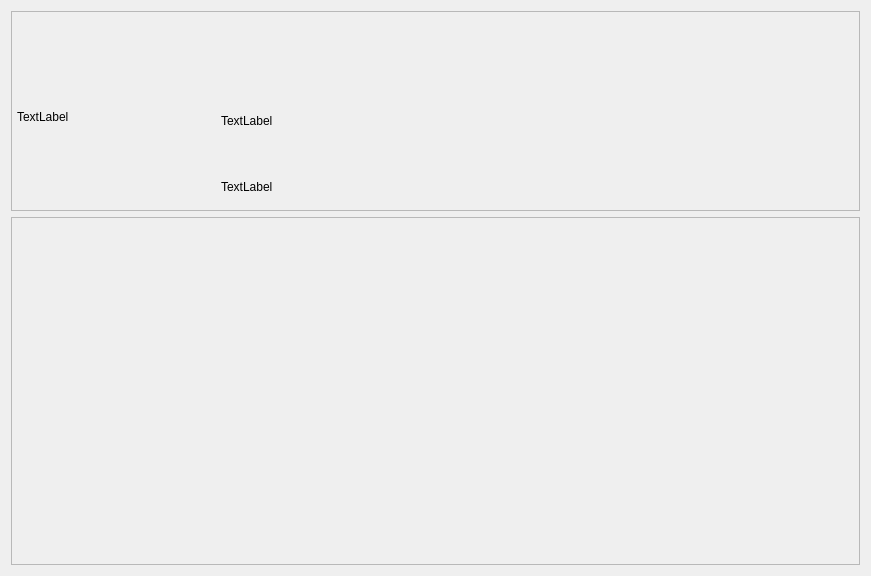
ShiralynDev/MusicMaster, file albumlist.ui: the form before one commit.
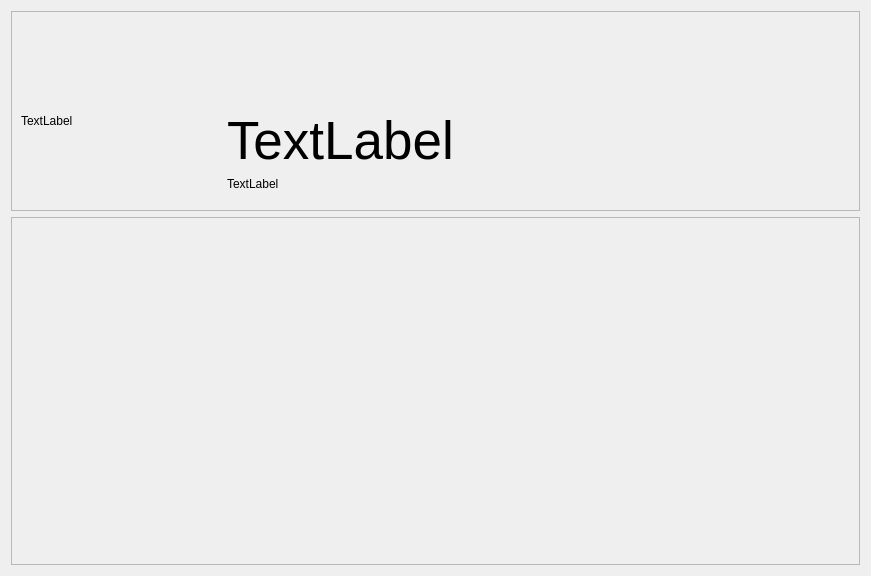
The form after the commit.

Commit message: Better albumlist design

```diff
--- a/albumlist.ui
+++ b/albumlist.ui
@@ -34,15 +34,9 @@
      <property name="frameShadow">
       <enum>QFrame::Shadow::Raised</enum>
      </property>
+     <layout class="QHBoxLayout" name="horizontalLayout">
+      <item>
      <widget class="QLabel" name="coverimage">
-      <property name="geometry">
-       <rect>
-        <x>6</x>
-        <y>6</y>
-        <width>200</width>
-        <height>200</height>
-       </rect>
-      </property>
       <property name="minimumSize">
        <size>
         <width>200</width>
@@ -59,16 +53,12 @@
        <string>TextLabel</string>
       </property>
      </widget>
-     <widget class="QWidget" name="verticalLayoutWidget">
-      <property name="geometry">
-       <rect>
-        <x>210</x>
-        <y>60</y>
-        <width>631</width>
-        <height>126</height>
-       </rect>
-      </property>
+      </item>
+      <item>
       <layout class="QVBoxLayout" name="text">
+        <property name="topMargin">
+         <number>50</number>
+        </property>
        <item>
         <widget class="QLabel" name="AlbumName">
          <property name="minimumSize">
@@ -77,9 +67,17 @@
            <height>100</height>
           </size>
          </property>
+          <property name="font">
+           <font>
+            <pointsize>40</pointsize>
+           </font>
+          </property>
          <property name="text">
           <string>TextLabel</string>
          </property>
+          <property name="alignment">
+           <set>Qt::AlignmentFlag::AlignBottom|Qt::AlignmentFlag::AlignLeading|Qt::AlignmentFlag::AlignLeft</set>
+          </property>
         </widget>
        </item>
        <item>
@@ -87,10 +85,14 @@
          <property name="text">
           <string>TextLabel</string>
          </property>
+          <property name="alignment">
+           <set>Qt::AlignmentFlag::AlignLeading|Qt::AlignmentFlag::AlignLeft|Qt::AlignmentFlag::AlignTop</set>
+          </property>
         </widget>
        </item>
       </layout>
-     </widget>
+      </item>
+     </layout>
     </widget>
    </item>
    <item>
```
Left out of the diff: 4 changed lines with no effect on the pictures. Lines whose indentation alone changed are shown as unchanged. The commit also changes 3 other files.
